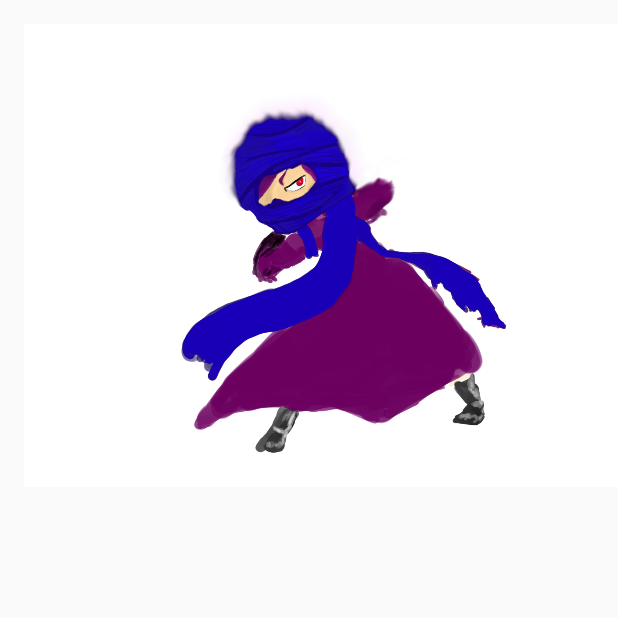
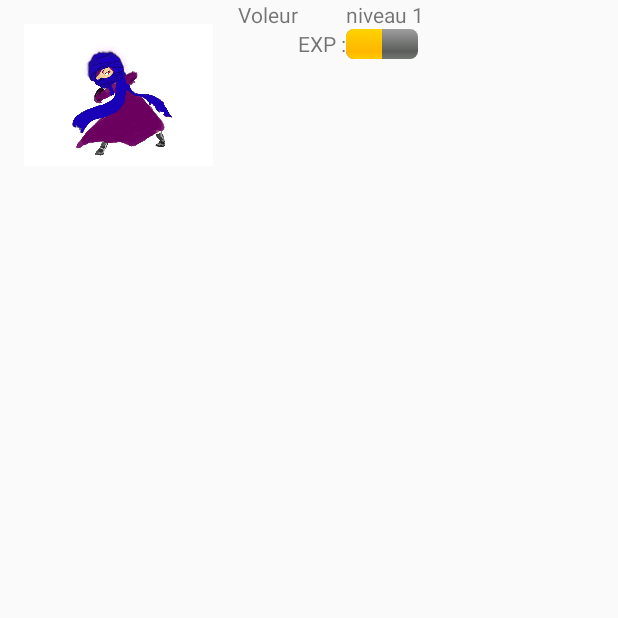
Before and after one commit to viedia/projetInfoMobile, an Android app: the screen it shows after launch (PersonnageActivity), in the side drawer, after a tap on "Personnage", on a phone screen of 412 x 824 dp, the top half of it. Run offline under Robolectric (Android 15) with nearby library versions, the phone set to English and light mode, and no system bars.

```diff
--- a/app/src/main/AndroidManifest.xml
+++ b/app/src/main/AndroidManifest.xml
@@ -34,7 +34,8 @@
         <activity
             android:name=".FamilierActivity"
             android:label="@string/title_activity_familier"
-            android:theme="@style/AppTheme.NoActionBar"></activity>
+            android:theme="@style/AppTheme.NoActionBar" />
+        <activity android:name=".To_DoActivity"></activity>
     </application>
 
 </manifest>
--- a/app/src/main/java/com/pm/heroofmylife/Joueur/Joueur.java
+++ b/app/src/main/java/com/pm/heroofmylife/Joueur/Joueur.java
@@ -13,7 +13,7 @@ public class Joueur {
     private static int PVMAX = 100;
     private int PV = PVMAX;
 
-    private int exp =0;
+    private int exp =50;
     private int expMax = 100;
     private int argent=0;
    // private String image;
@@ -24,14 +24,6 @@ public class Joueur {
         this.nom = nom;
         this.classe = classe;
         caracteristiques = new Caracteristique[]{new Caracteristique("Intelligence"),new Caracteristique("Force"),new Caracteristique("Agilité") };
-        choisirImage();
-    }
-
-    /***
-     * Fixe l'image correspondant à la classe du personnage (tant que l'image est statique
-     */
-    private void choisirImage() {
-
     }
 
 
--- a/app/src/main/java/com/pm/heroofmylife/MainActivity.java
+++ b/app/src/main/java/com/pm/heroofmylife/MainActivity.java
@@ -27,89 +27,31 @@ import java.util.ArrayList;
 import java.util.List;
 
 public class MainActivity extends AppCompatActivity {
-    private TodoAdaptater itemsAdapter;
-    private ListView lvItems;
-    private ArrayList<Tache> listTache;
     private Menu m;
+    private static final String TAG = "MainActivity";
 
-    private static final String TAG = "MainActivity";
     @Override
     protected void onCreate(Bundle savedInstanceState) {
         super.onCreate(savedInstanceState);
         setContentView(R.layout.activity_main);
         m = new Menu((NavigationView) findViewById(R.id.nav_view), this);
 
-        lvItems = (ListView) findViewById(R.id.lvItems);
-
-        listTache = new ArrayList<Tache>();
-        listTache.add(new ToDoNormal("First Item", "Premier", Difficulte.FACILE));
-        listTache.add(new ToDoNormal("Second Item", "Second", Difficulte.MOYEN));
-
-        itemsAdapter = new TodoAdaptater(this, listTache);
-        lvItems.setAdapter(itemsAdapter);
-     //   setupListViewListener();
     }
 
-    /***
-     * Listener pour supprimer des foncitons
-     */
-    private void setupListViewListener() {
-        lvItems.setOnItemLongClickListener( new AdapterView.OnItemLongClickListener() {
-                    @Override
-                    public boolean onItemLongClick(AdapterView<?> adapter,
-                                                   View item, int pos, long id) {
-                        // Remove the item within array at position
-                        listTache.remove(pos);
-                        // Refresh the adapter
-                        itemsAdapter.notifyDataSetChanged();
-                        // Return true consumes the long click event (marks it handled)
-                        return true;
-                    }
-
-                });
-    }
-
-    /**
-     * Fonction d'ajout d'item rattacher au bouton par le layout
-     * @param view
-     */
-    public void onAddItem(View view) {
-        //EditText etNewItem = (EditText) findViewById(R.id.etNewItem);
-     //  final EditText etNewItem = new EditText(this);
-
-        final Dialog dialog = new Dialog(this);
-        dialog.setContentView(R.layout.item_todo);
-        dialog.setTitle("Add new task" );
-       final EditText name = (EditText) dialog.findViewById(R.id.edit_name);
-
-        Button addButton = (Button) dialog.findViewById(R.id.task_add);
-
-        Button closeButton = (Button) dialog.findViewById(R.id.task_delete);
-        // if button is clicked, close the custom dialog
-        addButton.setOnClickListener(new View.OnClickListener() {
-            @Override
-            public void onClick(View v) {
-                itemsAdapter.add(new ToDoNormal(name.getText().toString(),"",Difficulte.DIFFICILE));
-                dialog.dismiss();
-            }
-        });
-        closeButton.setOnClickListener(new View.OnClickListener() {
-            @Override
-            public void onClick(View v) {
-
-                dialog.dismiss();
-            }
-        });
-
-        dialog.show();
-    }
-
-    public void onRemove(View view) {
-        // Remove the item within array at position
-        listTache.remove((int)view.getTag());
-       // itemsAdapter.remove(listTache.get((int)view.getTag()));
-        // Refresh the adapter
-        itemsAdapter.notifyDataSetChanged();
-        // Return true consumes the long click event (marks it handled)
+    public void chargerPage(View view) {
+        switch (view.getId()){
+            case R.id.nav_Todo:
+                m.changerActivity(R.id.nav_Todo);
+                break;
+            case R.id.nav_Personnage:
+                m.changerActivity(R.id.nav_Personnage);
+                break;
+            case R.id.nav_Equipement:
+                m.changerActivity(R.id.nav_Equipement);
+                break;
+            case R.id.nav_Familier:
+                m.changerActivity(R.id.nav_Familier);
+                break;
+        }
     }
 }
--- a/app/src/main/java/com/pm/heroofmylife/Menu.java
+++ b/app/src/main/java/com/pm/heroofmylife/Menu.java
@@ -38,11 +38,11 @@ public class Menu {
      * Crée une nouvelle activité en fonction de celle choisie dans le menu
      * @param nbItem ID de l'activité selectionnée par l'utilisateur
      */
-    private void changerActivity(int nbItem){
+    public void changerActivity(int nbItem){
         switch(nbItem){
             case R.id.nav_Todo :
             {
-                Intent intent = new Intent(parent, MainActivity.class);
+                Intent intent = new Intent(parent, To_DoActivity.class);
                 parent.startActivity(intent);
                 break;
             }
--- a/app/src/main/java/com/pm/heroofmylife/PersonnageActivity.java
+++ b/app/src/main/java/com/pm/heroofmylife/PersonnageActivity.java
@@ -4,6 +4,7 @@ import android.app.Activity;
 import android.os.Bundle;
 import android.support.design.widget.NavigationView;
 import android.widget.ImageView;
+import android.widget.ProgressBar;
 import android.widget.TextView;
 
 import com.pm.heroofmylife.Joueur.Classe;
@@ -38,6 +39,8 @@ public class PersonnageActivity extends Activity {
         classe.setText(j.getClasse().toString());
         TextView niveau = (TextView) findViewById(R.id.niveau_personnage);
         niveau.setText(niveau.getText()+" "+String.valueOf(j.getLevel()));
+        ProgressBar exp = (ProgressBar) findViewById(R.id.exp_progress);
+        exp.setProgress(j.getExp());
     }
 
     /**
--- a/app/src/main/java/com/pm/heroofmylife/ToDo/Tache.java
+++ b/app/src/main/java/com/pm/heroofmylife/ToDo/Tache.java
@@ -24,4 +24,5 @@ public abstract class Tache {
     public Difficulte getDiff() {
         return diff;
     }
+
 }
--- a/app/src/main/res/layout/activity_personnage.xml
+++ b/app/src/main/res/layout/activity_personnage.xml
@@ -5,23 +5,26 @@
     android:layout_width="match_parent"
     android:layout_height="match_parent"
     android:fitsSystemWindows="true">
-    <TableLayout
+            <LinearLayout
                 android:layout_width="match_parent"
-        android:layout_height="match_parent">
-        <TableRow>
+                android:layout_height="wrap_content">
                 <ImageView
                     android:id = "@+id/image_personnage"
-                android:layout_width="wrap_content"
+                    android:layout_width="0dp"
                     android:layout_height="wrap_content"
+                    android:layout_weight="1"
                     android:scaleType= "fitStart"
                     android:adjustViewBounds="true"
                     android:layout_margin="@dimen/text_margin"/>
-            <GridLayout>
+                <GridLayout
+                    android:layout_width="0dp"
+                    android:layout_height="wrap_content"
+                    android:layout_weight="2">
                     <TextView
                         android:id = "@+id/class_personnage"
                         android:layout_width="wrap_content"
                         android:layout_height="wrap_content"
-                    android:layout_column="1"
+
                         android:layout_row="1"/>
                     <TextView
                         android:id = "@+id/niveau_personnage"
@@ -42,8 +45,7 @@
 
                 </GridLayout>
 
-        </TableRow>
-    </TableLayout>
+            </LinearLayout>
 
 
 
```
Also changed, not shown: app/src/main/java/com/pm/heroofmylife/To_DoActivity.java (added, +106 -0 lines), app/src/main/res/layout/activity_main.xml (+19 -29 lines), app/src/main/res/layout/activity_to__do.xml (added, +50 -0 lines). Lines whose indentation alone changed are shown as unchanged.
